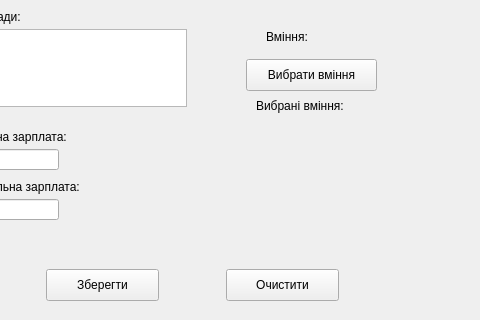
The window that addpost.ui (chepiga1995/db_project) describes before a commit, drawn with Qt 5; both pictures show x 104 to 584 and y 81 to 401 of the 584 by 401 pixel window.
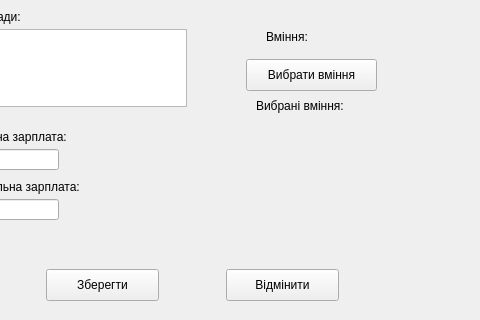
The same window after the commit.

```diff
--- a/addpost.ui
+++ b/addpost.ui
@@ -179,7 +179,7 @@
     </rect>
    </property>
    <property name="text">
-    <string>Очистити</string>
+    <string>Відмінити</string>
    </property>
   </widget>
   <widget class="QLabel" name="label_14">
```
Left out of the diff: 2 changed lines with no effect on the pictures.
